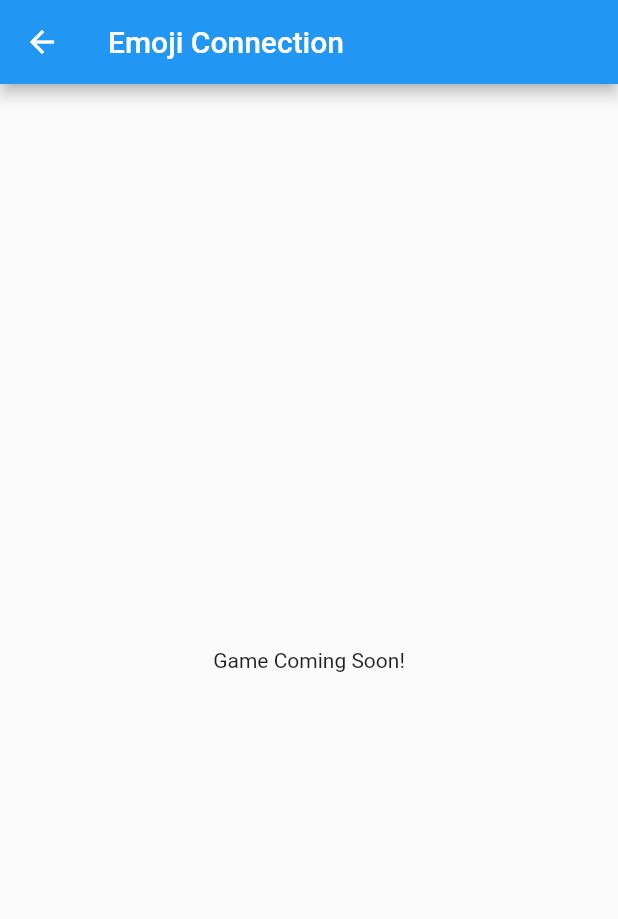
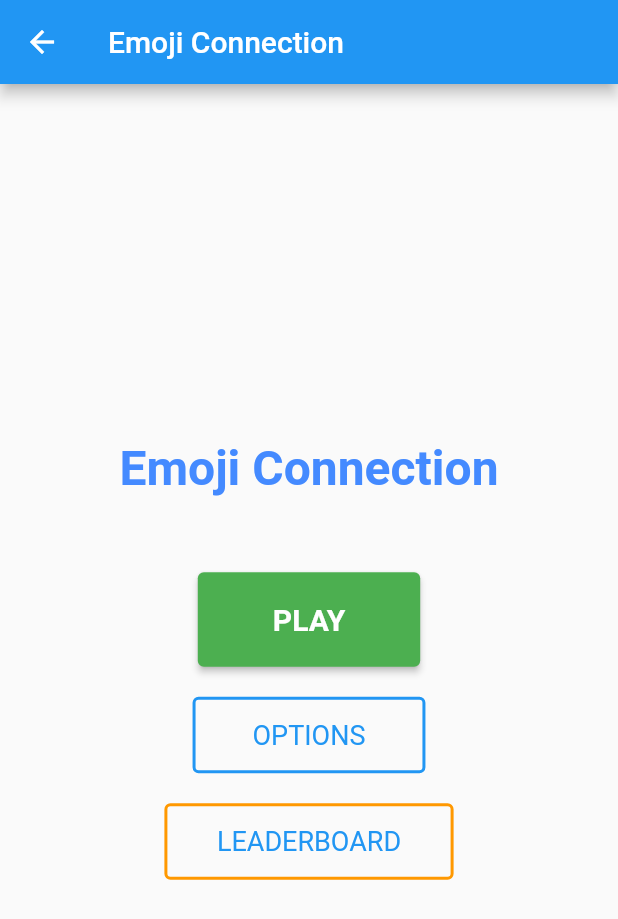
Before and after one commit to ohm12341/Spectrum-Pal, a Flutter app: the EmojiConnectionPage screen opened directly, on a phone screen of 412 x 824 dp. Shown: the top 919 px of the screen. Run offline on Flutter 3.47's test engine with Material 2 defaults, Android fonts, the phone set to English and light mode, and no system bars.

Commit message:
added emoji game

```diff
--- a/lib/games/emoji_connection/emoji_connection.dart
+++ b/lib/games/emoji_connection/emoji_connection.dart
@@ -1,15 +1,90 @@
-// Inside emoji_connection_page.dart
 import 'package:flutter/material.dart';
+import 'package:spectrum_pal/games/emoji_connection/level_selection_page.dart';
 
 class EmojiConnectionPage extends StatelessWidget {
+  const EmojiConnectionPage({super.key});
+
   @override
   Widget build(BuildContext context) {
     return Scaffold(
       appBar: AppBar(
         title: const Text('Emoji Connection'),
       ),
-      body: const Center(
-        child: Text('Game Coming Soon!'),
+      body: Center(
+        child: Column(
+          mainAxisAlignment: MainAxisAlignment.center,
+          children: <Widget>[
+            // Game Title
+            const Text(
+              'Emoji Connection',
+              style: TextStyle(
+                fontSize: 32.0,
+                fontWeight: FontWeight.bold,
+                color: Colors.blueAccent,
+              ),
+            ),
+
+            const SizedBox(height: 50.0),
+
+            // Play Button
+            ElevatedButton(
+              onPressed: () {
+                Navigator.push(
+                  context,
+                  MaterialPageRoute(builder: (context) => LevelSelectionPage()),
+                );
+              },
+              style: ElevatedButton.styleFrom(
+                padding: const EdgeInsets.symmetric(
+                    horizontal: 50.0, vertical: 20.0),
+                backgroundColor: Colors.green,
+                textStyle: const TextStyle(
+                  fontSize: 20.0,
+                  fontWeight: FontWeight.bold,
+                ),
+              ),
+              child: const Text('PLAY'),
+            ),
+
+            const SizedBox(height: 20.0),
+
+            // Options/Settings Button
+            OutlinedButton(
+              onPressed: () {
+                // TODO: Navigate to Settings Page
+              },
+              style: OutlinedButton.styleFrom(
+                padding: const EdgeInsets.symmetric(
+                    horizontal: 40.0, vertical: 15.0),
+                side: const BorderSide(color: Colors.blue, width: 2.0),
+                textStyle: const TextStyle(
+                  fontSize: 18.0,
+                  color: Colors.blue,
+                ),
+              ),
+              child: const Text('OPTIONS'),
+            ),
+
+            const SizedBox(height: 20.0),
+
+            // Leaderboard Button
+            OutlinedButton(
+              onPressed: () {
+                // TODO: Navigate to Leaderboard Page
+              },
+              style: OutlinedButton.styleFrom(
+                padding: const EdgeInsets.symmetric(
+                    horizontal: 35.0, vertical: 15.0),
+                side: const BorderSide(color: Colors.orange, width: 2.0),
+                textStyle: const TextStyle(
+                  fontSize: 18.0,
+                  color: Colors.orange,
+                ),
+              ),
+              child: const Text('LEADERBOARD'),
+            ),
+          ],
+        ),
       ),
     );
   }
```
Also changed, not shown: lib/games/emoji_connection/in_game_page.dart (added, +138 -0 lines), lib/games/emoji_connection/level_selection_page.dart (added, +52 -0 lines).
